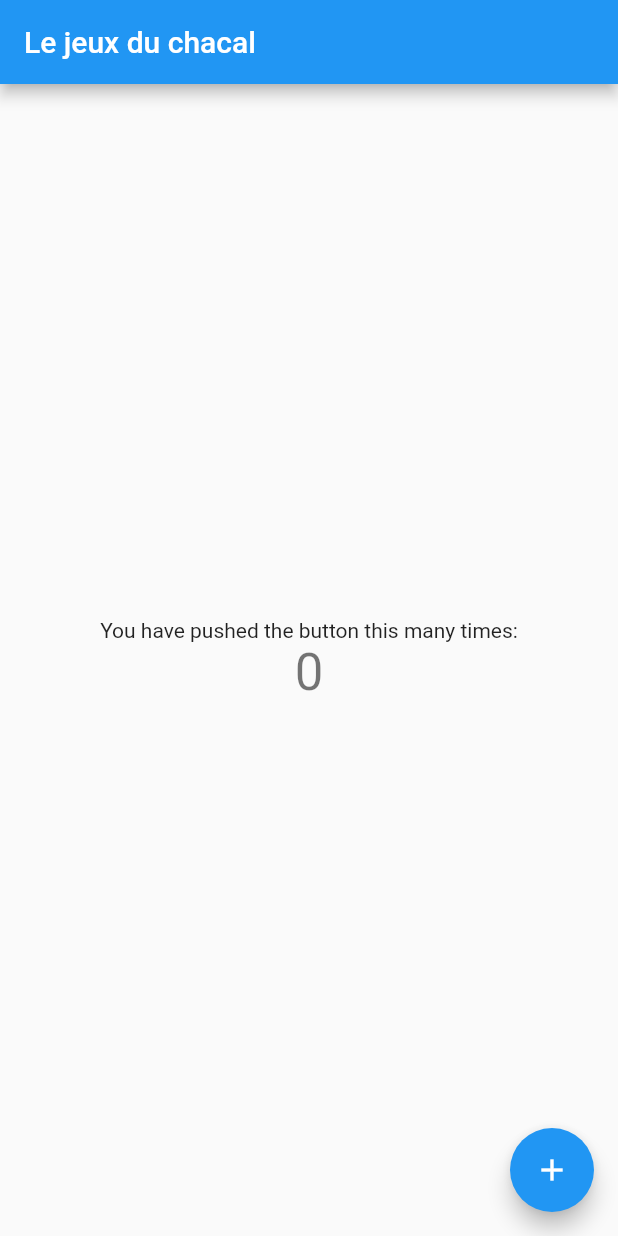
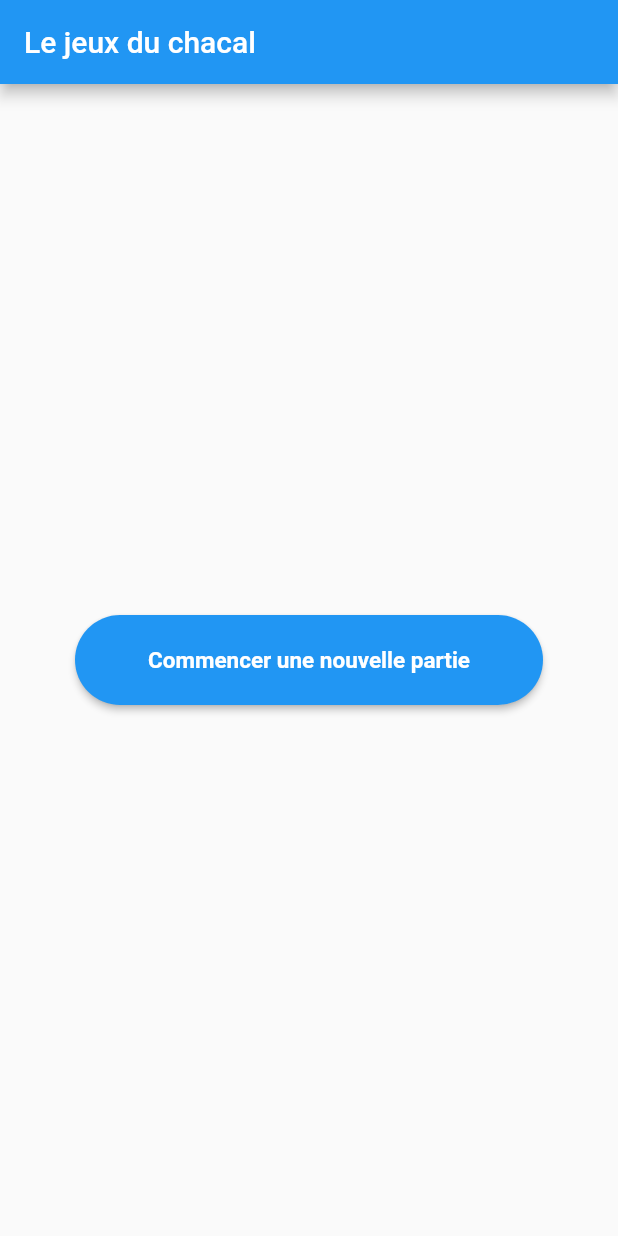
Before and after one commit to TheSmartMonkey/chacal-game, a Flutter app: the screen it shows after launch, on a phone screen of 412 x 824 dp. Run offline on Flutter 3.47's test engine with Material 2 defaults, Android fonts, the phone set to English and light mode, and no system bars.

Commit message:
create generic button

```diff
--- /dev/null
+++ b/ui/lib/cors/constants.dart
@@ -0,0 +1 @@
+const String title = 'Le jeux du chacal';
--- a/ui/lib/main.dart
+++ b/ui/lib/main.dart
@@ -1,4 +1,5 @@
 import 'package:flutter/material.dart';
+import 'package:ui/cors/constants.dart';
 import 'package:ui/screens/home.dart';
 
 void main() {
@@ -10,14 +11,12 @@ class MyApp extends StatelessWidget {
 
   @override
   Widget build(BuildContext context) {
-    const String title = 'Le jeux du chacal';
-
     return MaterialApp(
       title: title,
       theme: ThemeData(
         primarySwatch: Colors.blue,
       ),
-      home: const MyHomePage(title: title),
+      home: const MyHomePage(),
     );
   }
 }
--- a/ui/lib/screens/home.dart
+++ b/ui/lib/screens/home.dart
@@ -1,49 +1,24 @@
 import 'package:flutter/material.dart';
+import 'package:ui/cors/constants.dart';
+import 'package:ui/widgets/button.dart';
 
 class MyHomePage extends StatefulWidget {
-  const MyHomePage({Key? key, required this.title}) : super(key: key);
-
-
-  final String title;
+  const MyHomePage({Key? key}) : super(key: key);
 
   @override
   State<MyHomePage> createState() => _MyHomePageState();
 }
 
 class _MyHomePageState extends State<MyHomePage> {
-  int _counter = 0;
-
-  void _incrementCounter() {
-    setState(() {
-      _counter++;
-    });
-  }
-
   @override
   Widget build(BuildContext context) {
     return Scaffold(
-      appBar: AppBar(
-        title: Text(widget.title),
-      ),
-      body: Center(
-        child: Column(
-          mainAxisAlignment: MainAxisAlignment.center,
-          children: <Widget>[
-            const Text(
-              'You have pushed the button this many times:',
-            ),
-            Text(
-              '$_counter',
-              style: Theme.of(context).textTheme.headline4,
-            ),
-          ],
+        appBar: AppBar(
+          title: const Text(title),
         ),
-      ),
-      floatingActionButton: FloatingActionButton(
-        onPressed: _incrementCounter,
-        tooltip: 'Increment',
-        child: const Icon(Icons.add),
-      ),
-    );
+        body: CustomButton(
+          onAction: () => null,
+          textButton: 'Commencer une nouvelle partie',
+        ));
   }
 }
--- /dev/null
+++ b/ui/lib/widgets/button.dart
@@ -0,0 +1,77 @@
+import 'package:flutter/material.dart';
+
+class CustomButton extends StatefulWidget {
+  final Function onAction;
+  final String textButton;
+
+  const CustomButton({
+    Key? key,
+    required this.onAction,
+    required this.textButton,
+  }) : super(key: key);
+
+  @override
+  State<CustomButton> createState() => _CustomButtonState();
+}
+
+class _CustomButtonState extends State<CustomButton> {
+  bool spinner = true;
+
+  @override
+  void initState() {
+    setState(() {
+      spinner = false;
+    });
+    super.initState();
+  }
+
+  Future<void> onPressed() async {
+    setState(() {
+      spinner = true;
+    });
+    await widget.onAction();
+    setState(() {
+      spinner = false;
+    });
+  }
+
+  Widget spinnerWidget(Color color) {
+    return SizedBox(
+      width: 16,
+      height: 16,
+      child: CircularProgressIndicator(
+        color: color,
+        strokeWidth: 1.5,
+      ),
+    );
+  }
+
+  Widget innerTextWidget() {
+    return Text(
+      widget.textButton,
+      style: const TextStyle(
+        fontSize: 15,
+        fontWeight: FontWeight.w600,
+      ),
+    );
+  }
+
+
+  @override
+  Widget build(BuildContext context) {
+    final screenSize = MediaQuery.of(context).size;
+
+    return Center(
+      child: ElevatedButton(
+        onPressed: () => spinner ? null : onPressed(),
+        child: spinner ? spinnerWidget(Colors.white) : innerTextWidget(),
+        style: ElevatedButton.styleFrom(
+          shape: const StadiumBorder(),
+          minimumSize: Size(screenSize.width - 100, 60),
+          primary: Colors.blue,
+          onPrimary: Colors.white,
+        ),
+      ),
+    );
+  }
+}
```
